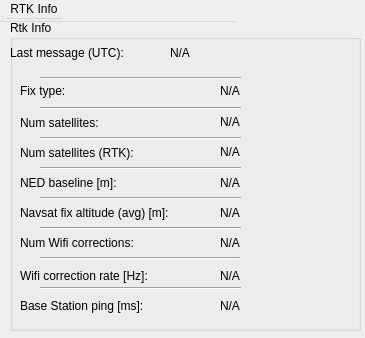
The window that rqt_gps_rtk_plugin/resource/gps_rtk_plugin.ui (ethz-asl/mav_rtk_gps) describes before a commit, drawn with Qt 5.
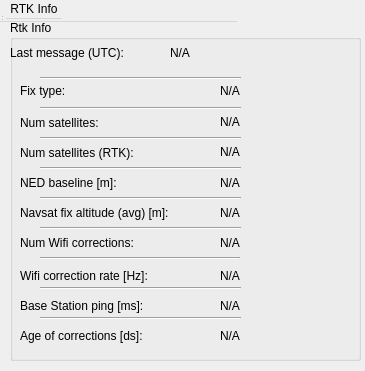
The same window after the commit.

Commit message: Show AgeOfCorrections in RQT GUI.

What changed in the file:
```diff
--- a/rqt_gps_rtk_plugin/resource/gps_rtk_plugin.ui
+++ b/rqt_gps_rtk_plugin/resource/gps_rtk_plugin.ui
@@ -7,7 +7,7 @@
     <x>0</x>
     <y>0</y>
     <width>365</width>
-    <height>338</height>
+    <height>371</height>
    </rect>
   </property>
   <property name="minimumSize">
@@ -61,7 +61,7 @@
      <x>10</x>
      <y>20</y>
      <width>351</width>
-     <height>311</height>
+     <height>341</height>
     </rect>
    </property>
    <property name="title">
@@ -455,6 +455,45 @@
      <enum>Qt::Horizontal</enum>
     </property>
    </widget>
+   <widget class="Line" name="line_9">
+    <property name="geometry">
+     <rect>
+      <x>30</x>
+      <y>290</y>
+      <width>201</width>
+      <height>16</height>
+     </rect>
+    </property>
+    <property name="orientation">
+     <enum>Qt::Horizontal</enum>
+    </property>
+   </widget>
+   <widget class="QLabel" name="label_ageOfCorrections_description">
+    <property name="geometry">
+     <rect>
+      <x>10</x>
+      <y>300</y>
+      <width>161</width>
+      <height>31</height>
+     </rect>
+    </property>
+    <property name="text">
+     <string>Age of corrections [ds]:</string>
+    </property>
+   </widget>
+   <widget class="QLabel" name="label_ageOfCorrections">
+    <property name="geometry">
+     <rect>
+      <x>210</x>
+      <y>300</y>
+      <width>51</width>
+      <height>31</height>
+     </rect>
+    </property>
+    <property name="text">
+     <string>N/A</string>
+    </property>
+   </widget>
   </widget>
  </widget>
  <layoutdefault spacing="6" margin="11"/>
```
The commit also changes 3 other files.
